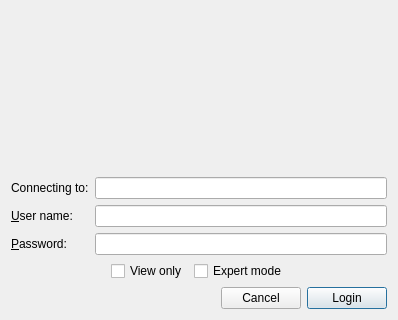
Old version of the form nicos_ess/gui/dialogs/auth.ui in the repository ess-dmsc/nicos; both pictures show x 0 to 398 and y 420 to 740 of the 398 by 740 pixel window.
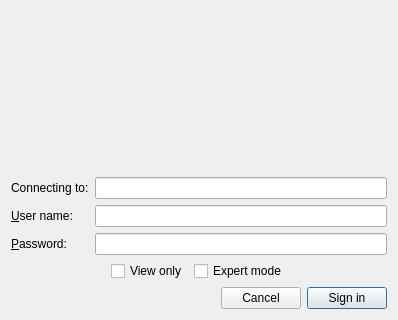
New version of the form. Icons and pictures are not drawn.

Commit message: Updated logout login logo

```diff
--- a/nicos_ess/gui/dialogs/auth.ui
+++ b/nicos_ess/gui/dialogs/auth.ui
@@ -231,7 +231,7 @@
      <item>
       <widget class="QPushButton" name="btn_login">
        <property name="text">
-        <string>Login</string>
+        <string>Sign in</string>
        </property>
        <property name="autoDefault">
         <bool>true</bool>
```
The commit also changes 9 other files.
